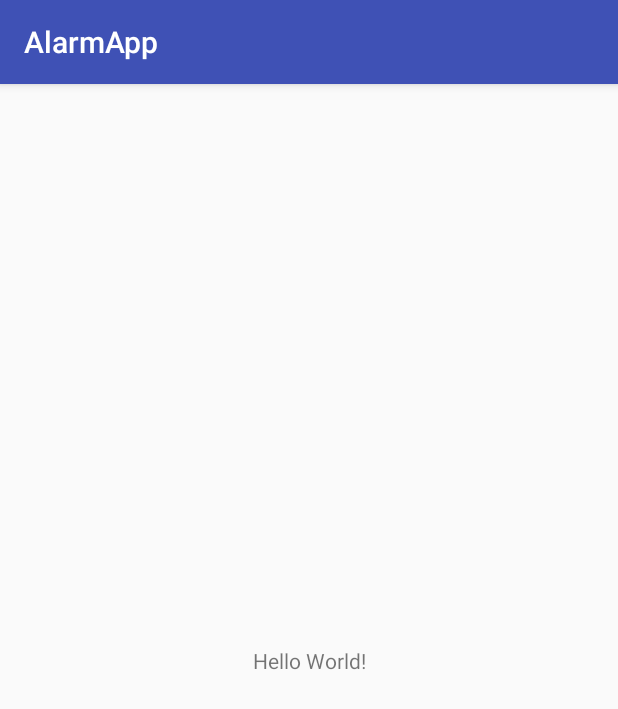
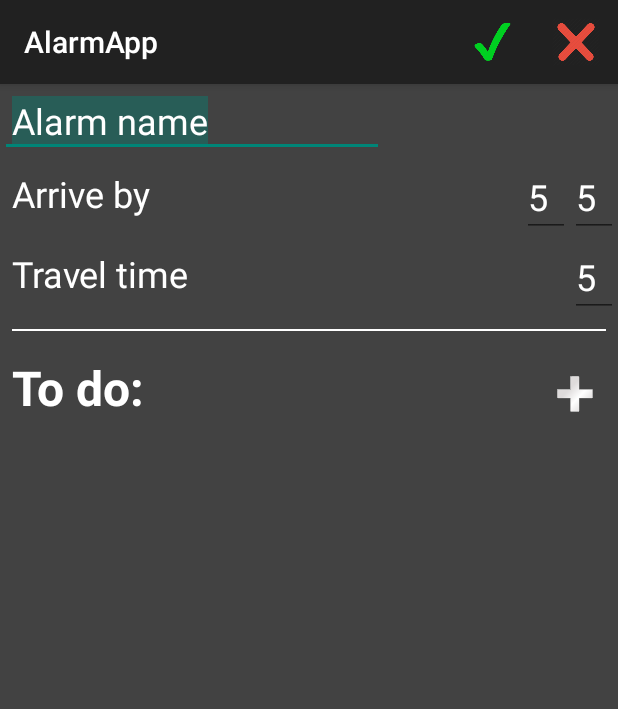
Before and after one commit to balazsadama/HackMT-2018, an Android app: the screen it shows after launch (MainActivity), on a phone screen of 412 x 824 dp. Shown: the top 709 px of the screen. Run offline under Robolectric (Android 15) with nearby library versions, the phone set to English and light mode, and no system bars.

Commit message:
edit oldal nagyjabol kesz

```diff
--- a/app/src/main/AndroidManifest.xml
+++ b/app/src/main/AndroidManifest.xml
@@ -8,7 +8,7 @@
         android:label="@string/app_name"
         android:roundIcon="@mipmap/ic_launcher_round"
         android:supportsRtl="true"
-        android:theme="@style/AppTheme">
+        android:theme="@style/Theme.AppCompat.DayNight.DarkActionBar">
         <activity android:name=".MainActivity">
             <intent-filter>
                 <action android:name="android.intent.action.MAIN" />
--- /dev/null
+++ b/app/src/main/java/com/example/android/alarmapp/EditActivity.java
@@ -0,0 +1,10 @@
+package com.example.android.alarmapp;
+
+import android.support.v7.app.AppCompatActivity;
+
+/**
+ * Created by Adam on 3/24/2018.
+ */
+
+public class EditActivity extends AppCompatActivity {
+}
--- a/app/src/main/java/com/example/android/alarmapp/MainActivity.java
+++ b/app/src/main/java/com/example/android/alarmapp/MainActivity.java
@@ -2,12 +2,43 @@ package com.example.android.alarmapp;
 
 import android.support.v7.app.AppCompatActivity;
 import android.os.Bundle;
+import android.view.Menu;
+import android.view.MenuItem;
 
 public class MainActivity extends AppCompatActivity {
 
     @Override
     protected void onCreate(Bundle savedInstanceState) {
         super.onCreate(savedInstanceState);
-        setContentView(R.layout.activity_main);
+        setContentView(R.layout.edit_layout);
+    }
+
+    @Override
+    public boolean onCreateOptionsMenu(Menu menu) {
+        // Inflate the menu; this adds items to the action bar if it is present.
+        getMenuInflater().inflate(R.menu.main, menu);
+        return true;
+    }
+
+    @Override
+    public boolean onOptionsItemSelected(MenuItem item) {
+        // Handle action bar item clicks here. The action bar will
+        // automatically handle clicks on the Home/Up button, so long
+        // as you specify a parent activity in AndroidManifest.xml.
+        int id = item.getItemId();
+
+        //noinspection SimplifiableIfStatement
+        if (id == R.id.action_item_one) {
+
+            // Do something
+            return true;
+        }
+        if (id == R.id.action_item_two) {
+
+            // Do something
+            return true;
+        }
+
+        return super.onOptionsItemSelected(item);
     }
 }
--- /dev/null
+++ b/app/src/main/res/layout/edit_layout.xml
@@ -0,0 +1,126 @@
+<?xml version="1.0" encoding="utf-8"?>
+<LinearLayout xmlns:android="http://schemas.android.com/apk/res/android"
+    xmlns:app="http://schemas.android.com/apk/res-auto"
+    xmlns:tools="http://schemas.android.com/tools"
+    android:id="@+id/cl_edit"
+    android:layout_width="match_parent"
+    android:layout_height="match_parent"
+    android:background="#424242"
+    android:orientation="vertical">
+
+    <EditText
+        android:id="@+id/alarm_name"
+        android:layout_width="256dp"
+        android:layout_height="wrap_content"
+        android:padding="8dp"
+        android:selectAllOnFocus="true"
+        android:text="Alarm name"
+        android:textColor="#ffffff"
+        android:textSize="24sp" />
+
+
+    <RelativeLayout
+        android:layout_width="match_parent"
+        android:layout_height="wrap_content"
+        android:orientation="horizontal">
+
+        <TextView
+            android:layout_width="wrap_content"
+            android:layout_height="wrap_content"
+            android:layout_alignParentLeft="true"
+            android:padding="8dp"
+            android:text="Arrive by"
+            android:textColor="#ffffff"
+            android:textSize="24sp" />
+
+        <EditText
+            android:layout_width="32dp"
+            android:layout_height="wrap_content"
+            android:layout_toLeftOf="@id/minute1"
+            android:paddingRight="8dp"
+            android:selectAllOnFocus="true"
+            android:text="5"
+            android:textColor="#ffffff"
+            android:textSize="24sp" />
+
+        <EditText
+            android:id="@+id/minute1"
+            android:layout_width="32dp"
+            android:layout_height="wrap_content"
+            android:layout_alignParentRight="true"
+            android:selectAllOnFocus="true"
+            android:text="5"
+            android:textColor="#ffffff"
+            android:textSize="24sp" />
+
+    </RelativeLayout>
+
+    <RelativeLayout
+        android:layout_width="match_parent"
+        android:layout_height="wrap_content">
+
+        <TextView
+            android:layout_width="wrap_content"
+            android:layout_height="wrap_content"
+            android:layout_alignParentLeft="true"
+            android:padding="8dp"
+            android:text="Travel time"
+            android:textColor="#ffffff"
+            android:textSize="24sp" />
+
+        <EditText
+            android:layout_width="32dp"
+            android:layout_height="wrap_content"
+            android:paddingRight="8dp"
+            android:selectAllOnFocus="true"
+            android:text="5"
+            android:textColor="#ffffff"
+            android:textSize="24sp"
+            android:layout_alignParentRight="true"/>
+
+    </RelativeLayout>
+
+    <View
+        android:layout_width="match_parent"
+        android:layout_height="1dp"
+        android:background="@android:color/white"
+        android:layout_margin="8dp"/>
+
+    <RelativeLayout
+        android:layout_width="match_parent"
+        android:layout_height="wrap_content">
+
+
+    <TextView
+        android:layout_width="wrap_content"
+        android:layout_height="wrap_content"
+        android:layout_alignParentLeft="true"
+        android:padding="8dp"
+        android:text="To do:"
+        android:textColor="#ffffff"
+        android:textSize="32sp"
+        android:textStyle="bold"/>
+
+        <ImageView
+            android:layout_width="56dp"
+            android:layout_height="56dp"
+            android:src="@drawable/ic_plus"
+            android:layout_alignParentRight="true"
+            android:paddingTop="16dp"/>
+
+    </RelativeLayout>
+
+    <ScrollView
+        android:layout_width="match_parent"
+        android:layout_height="match_parent">
+
+        <LinearLayout
+            android:layout_width="match_parent"
+            android:layout_height="match_parent"
+            android:orientation="vertical">
+
+        </LinearLayout>
+
+    </ScrollView>
+
+</LinearLayout>
--- /dev/null
+++ b/app/src/main/res/menu/main.xml
@@ -0,0 +1,17 @@
+<?xml version="1.0" encoding="utf-8"?>
+<menu xmlns:android="http://schemas.android.com/apk/res/android"
+    xmlns:app="http://schemas.android.com/apk/res-auto">
+    <item
+        android:id="@+id/action_item_one"
+        android:title="Camera"
+        android:icon="@drawable/ic_save"
+        app:showAsAction="always" />
+
+    <item
+        android:id="@+id/action_item_two"
+        android:title="Send"
+        android:icon="@drawable/ic_cancel2"
+        app:showAsAction="always" />
+
+
+</menu>
--- /dev/null
+++ b/app/src/main/res/menu/mymenu.xml
@@ -0,0 +1,10 @@
+<?xml version="1.0" encoding="utf-8"?>
+<menu xmlns:android="http://schemas.android.com/apk/res/android"
+    xmlns:app="http://schemas.android.com/apk/res-auto">
+
+    <item android:id="@+id/item_save"
+        android:title="Save"
+        app:showAsAction="always"
+        />
+
+</menu>
```
Also changed, not shown: app/src/main/res/drawable/ic_cancel.png (added), app/src/main/res/drawable/ic_cancel2.png (added), app/src/main/res/drawable/ic_plus.png (added), app/src/main/res/drawable/ic_save.png (added).
